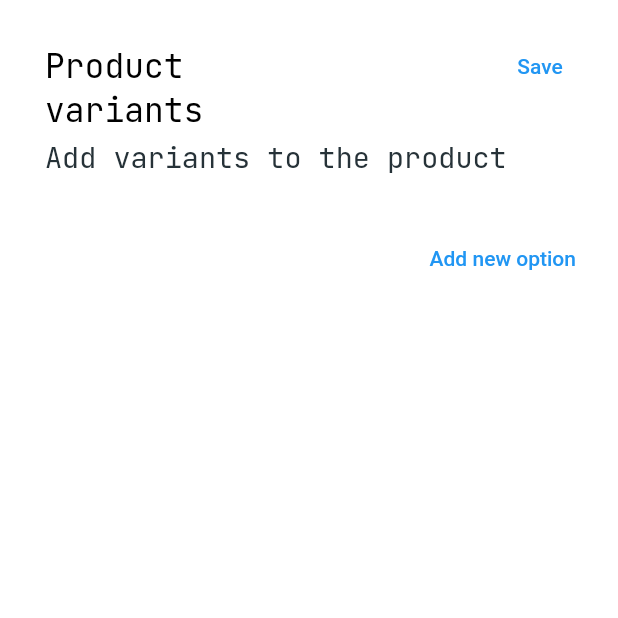
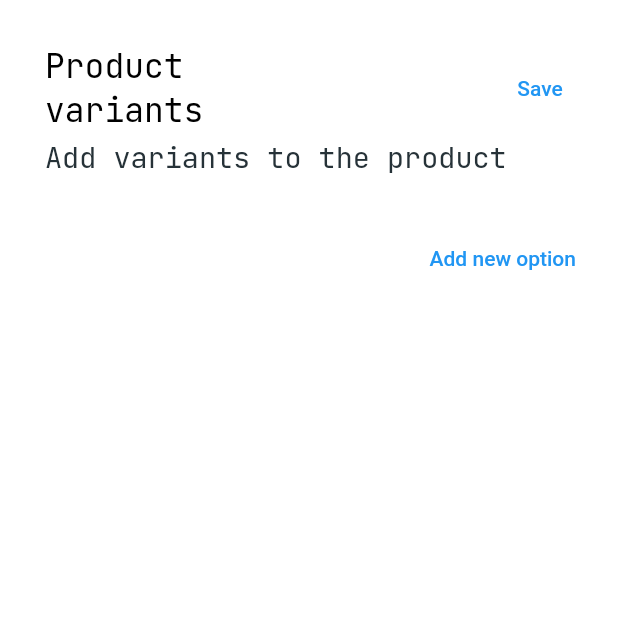
Before and after one commit to christopher-inegbedion/ConstraintViewFlutter, a Flutter app: the screen it shows after launch, on a phone screen of 412 x 824 dp, the top half of it. Run offline on Flutter 3.47's test engine with Material 2 defaults, Android fonts, the light colour scheme and no system bars; our stand-ins replace hexcolor; missing offline and left inert: model_viewer.

Commit message:
SectionData can now be converted to JSON

```diff
--- a/lib/components/button_component.dart
+++ b/lib/components/button_component.dart
@@ -71,6 +71,21 @@ class ButtonComponent extends Component {
   }
 
   @override
+  Map<String, dynamic> toJson() {
+    return {
+      "type": "button",
+      "component_properties": [
+        ID,
+        margin.toString(),
+        text,
+        componentAlignToString(alignment),
+        actionCommand,
+        color
+      ]
+    };
+  }
+
+  @override
   getValue() {
     return text;
   }
--- a/lib/components/color_block_component.dart
+++ b/lib/components/color_block_component.dart
@@ -15,9 +15,12 @@ class ColorBlockComponent extends Component {
       : super(ID, margin, ComponentType.ColorBlock);
 
   @override
-  ColorBlockComponent buildComponent(List componentParams, bool fromConstraint) {
+  ColorBlockComponent buildComponent(
+      List componentParams, bool fromConstraint) {
     String ID = componentParams[0];
-    ViewMargin margin = fromConstraint ? ViewMargin.fromString(componentParams[1]) : componentParams[1];
+    ViewMargin margin = fromConstraint
+        ? ViewMargin.fromString(componentParams[1])
+        : componentParams[1];
     double width = componentParams[2];
     double height = componentParams[3];
     String color = componentParams[4];
@@ -35,6 +38,14 @@ class ColorBlockComponent extends Component {
   }
 
   @override
+  Map<String, dynamic> toJson() {
+    return {
+      "component_properties": [ID, margin.toString(), width, height, color],
+      "type": "color"
+    };
+  }
+
+  @override
   getValue() {
     return color;
   }
--- a/lib/components/image_component.dart
+++ b/lib/components/image_component.dart
@@ -8,8 +8,8 @@ class ImageComponent extends Component {
   double height;
   double width;
 
-  ImageComponent(
-      String ID, ViewMargin margin, String imageUrl, double height, double width)
+  ImageComponent(String ID, ViewMargin margin, String imageUrl, double height,
+      double width)
       : super(ID, margin, ComponentType.Image) {
     this.imageUrl = imageUrl;
     this.height = height;
@@ -28,12 +28,22 @@ class ImageComponent extends Component {
   @override
   ImageComponent buildComponent(List componentParams, bool fromConstraint) {
     String ID = componentParams[0];
-    ViewMargin margin = fromConstraint ? ViewMargin.fromString(componentParams[1]) : componentParams[1];
+    ViewMargin margin = fromConstraint
+        ? ViewMargin.fromString(componentParams[1])
+        : componentParams[1];
     String imageUrl = componentParams[2];
     double height = componentParams[3];
     double width = componentParams[4];
 
     return ImageComponent(ID, margin, imageUrl, height, width);
+  }
+
+  @override
+  Map<String, dynamic> toJson() {
+    return {
+      "component_properties": [ID, margin.toString(), imageUrl, height, width],
+      "type": "image"
+    };
   }
 
   @override
--- a/lib/components/input_field_component.dart
+++ b/lib/components/input_field_component.dart
@@ -42,13 +42,24 @@ class InputFieldComponent extends Component {
   }
 
   @override
-  InputFieldComponent buildComponent(List componentParams, bool fromConstraint) {
+  InputFieldComponent buildComponent(
+      List componentParams, bool fromConstraint) {
     String ID = componentParams[0];
-    ViewMargin margin = fromConstraint ? ViewMargin.fromString(componentParams[1]) : componentParams[1];
+    ViewMargin margin = fromConstraint
+        ? ViewMargin.fromString(componentParams[1])
+        : componentParams[1];
     String hintText = componentParams[2];
     String errorText = componentParams[3];
 
     return InputFieldComponent(ID, margin, hintText, errorText);
+  }
+
+  @override
+  Map<String, dynamic> toJson() {
+    return {
+      "component_properties": [ID, margin.toString(), hintText, errorText],
+      "type": "imput"
+    };
   }
 
   void setValue(dynamic value) {
--- a/lib/components/list_component.dart
+++ b/lib/components/list_component.dart
@@ -24,6 +24,11 @@ class ListComponent extends Component {
   }
 
   @override
+  Map<String, dynamic> toJson() {
+    return {};
+  }
+
+  @override
   Widget buildComponentView() {
     throw UnimplementedError();
   }
--- a/lib/components/live_model_component.dart
+++ b/lib/components/live_model_component.dart
@@ -23,11 +23,21 @@ class LiveModelComponent extends Component {
   @override
   LiveModelComponent buildComponent(List componentParams, bool fromConstraint) {
     String ID = componentParams[0];
-    ViewMargin margin = fromConstraint ? ViewMargin.fromString(componentParams[1]) : componentParams[1];
+    ViewMargin margin = fromConstraint
+        ? ViewMargin.fromString(componentParams[1])
+        : componentParams[1];
     String url = componentParams[2];
     bool arEnabled = componentParams[3];
 
     return LiveModelComponent(ID, url, arEnabled, margin);
+  }
+
+  @override
+  Map<String, dynamic> toJson() {
+    return {
+      "component_properties": [ID, margin.toString(), url, arEnabled],
+      "type": "live_model"
+    };
   }
 
   @override
--- a/lib/components/text_component.dart
+++ b/lib/components/text_component.dart
@@ -73,6 +73,21 @@ class TextComponent extends Component {
         ID, margin, placeholder, componentAlign, textSize, textColor);
   }
 
+  @override
+  Map<String, dynamic> toJson() {
+    return {
+      "component_properties": [
+        ID,
+        margin.toString(),
+        placeholder,
+        componentAlignToString(textComponentAlign),
+        textSize,
+        textColor
+      ],
+      "type": "text"
+    };
+  }
+
   ComponentAlign getComponentAlignFromString(String componentAlign) {
     switch (componentAlign) {
       case "center":
--- a/lib/components_test_page.dart
+++ b/lib/components_test_page.dart
@@ -1,3 +1,6 @@
+import 'dart:convert';
+import 'dart:developer';
+
 import 'package:constraint_view/component_action/commands/greater_than_comperator_command.dart';
 import 'package:constraint_view/component_action/commands/terminal_print_command.dart';
 import 'package:constraint_view/components/list_component.dart';
@@ -158,7 +161,7 @@ class ComponentsTestPageState extends State<ComponentsTestPage> {
           false,
           [
             ConfigEntry([
-              TextComponent("title", ViewMargin(30, 0, 30, 0),
+              TextComponent("title", ViewMargin(0, 0, 30, 0),
                   "Product variants", ComponentAlign.left, 22, "#000000"),
               ButtonComponent("save_data", ViewMargin(0, 0, 0, 20), "Save",
                   ComponentAlign.right, {
@@ -168,7 +171,7 @@ class ComponentsTestPageState extends State<ComponentsTestPage> {
                 "usePrevResult": false,
                 "value": null
               })
-            ], ViewMargin(0, 0, 0, 0)),
+            ], ViewMargin(30, 0, 0, 0)),
             ConfigEntry([
               TextComponent(
                   "title",
@@ -293,6 +296,7 @@ class ComponentsTestPageState extends State<ComponentsTestPage> {
     SectionData sectionData = SectionData(configModels, true, "stage",
         "constraintName", "taskID", "userID", {"result": "dsf"});
     sectionData.setInitialState("1");
+    log(jsonEncode(sectionData.toJson()).toString());
 
     return SafeArea(
         child: Scaffold(
--- a/lib/enums/component_align.dart
+++ b/lib/enums/component_align.dart
@@ -1,5 +1,17 @@
-enum ComponentAlign {
-  left,
-  center,
-  right
+enum ComponentAlign { left, center, right }
+
+String componentAlignToString(ComponentAlign alignment) {
+  switch (alignment) {
+    case ComponentAlign.center:
+      return "center";
+      break;
+    case ComponentAlign.left:
+      return "left";
+      break;
+    case ComponentAlign.right:
+      return "right";
+      break;
+    default:
+      return null;
+  }
 }
--- a/lib/models/component_model.dart
+++ b/lib/models/component_model.dart
@@ -25,4 +25,6 @@ abstract class Component {
   setValue(dynamic value);
 
   getValue();
+
+  Map<String, dynamic> toJson();
 }
--- a/lib/models/config_entry.dart
+++ b/lib/models/config_entry.dart
@@ -6,4 +6,12 @@ class ConfigEntry {
   ViewMargin margin;
 
   ConfigEntry(this.components, this.margin);
+
+  Map<String, dynamic> toJson() {
+    List componentsJson = [];
+    for (Component component in components) {
+      componentsJson.add(component.toJson());
+    }
+    return {"components": componentsJson, "margin": margin.toString()};
+  }
 }
--- a/lib/models/configuration_model.dart
+++ b/lib/models/configuration_model.dart
@@ -213,4 +213,28 @@ class ConfigurationModel {
 
     return component;
   }
+
+  Map<String, dynamic> toJson() {
+    List topSectionData = [];
+    for (ConfigEntry configEntry in topSection) {
+      topSectionData.add(configEntry.toJson());
+    }
+
+    List bottomSectionData = [];
+    for (ConfigEntry configEntry in bottomSection) {
+      bottomSectionData.add(configEntry.toJson());
+    }
+
+    return {
+      "id": this.ID,
+      "bg_color": this.bgColor,
+      "bottom_section_can_expand": this.bottomSectionCanExpand ? "1" : "0",
+      "bottom_section_can_open": this.bottomSectionCanOpen ? "1" : "0",
+      "bottom_sheet_color": this.bottomSheetColor,
+      "center_top_section_data": this.centerTopSectionData ? "1" : "0",
+      "draggable_sheet_max_height": this.draggableSheetMaxHeight,
+      "top_section": topSectionData,
+      "bottom_section": bottomSectionData
+    };
+  }
 }
--- a/lib/models/margin_model.dart
+++ b/lib/models/margin_model.dart
@@ -14,4 +14,9 @@ class ViewMargin {
         double.parse("${marginArray[2]}"),
         double.parse("${marginArray[3]}"));
   }
+
+  @override
+  String toString() {
+    return "$top,$bottom,$left,$right";
+  }
 }
--- a/lib/models/section_data.dart
+++ b/lib/models/section_data.dart
@@ -3,13 +3,10 @@ import 'dart:convert';
 import 'package:constraint_view/components/button_component.dart';
 import 'package:constraint_view/components/input_field_component.dart';
 import 'package:constraint_view/components/text_component.dart';
-import 'package:constraint_view/custom_views/constraint_view.dart';
 import 'package:constraint_view/enums/component_align.dart';
 import 'package:constraint_view/models/component_model.dart';
 import 'package:constraint_view/models/configuration_model.dart';
 import 'package:constraint_view/utils/network_functions.dart';
-import 'package:constraint_view/view_controller.dart';
-import 'package:web_socket_channel/io.dart';
 
 import 'config_entry.dart';
 import 'margin_model.dart';
@@ -188,4 +185,12 @@ class SectionData {
     setCurrentConfig(configID);
     // print(this.configurationInputs);
   }
+
+  Map<String, dynamic> toJson() {
+    List view = [];
+    for (ConfigurationModel configurationModel in allStates) {
+      view.add(configurationModel.toJson());
+    }
+    return {"constraint_name": constraintName, "view": view};
+  }
 }
```
